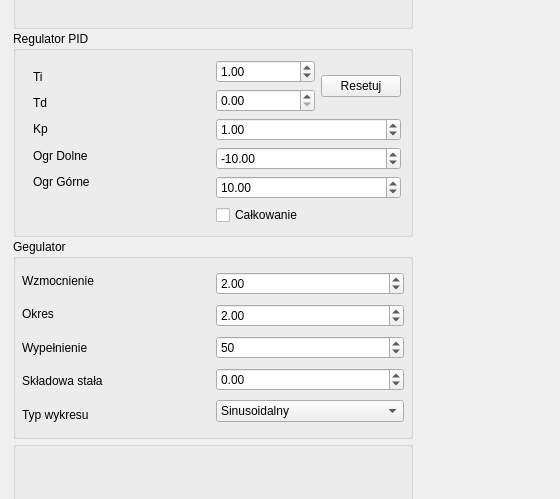
Old version of the form FRONTEND/symulatorUARpoprawka/mainwindow.ui in the repository MichalWitczakmw/PK_Symulator_UAR_poprawka; both pictures show x 0 to 560 and y 234 to 733 of the 1202 by 886 pixel window.
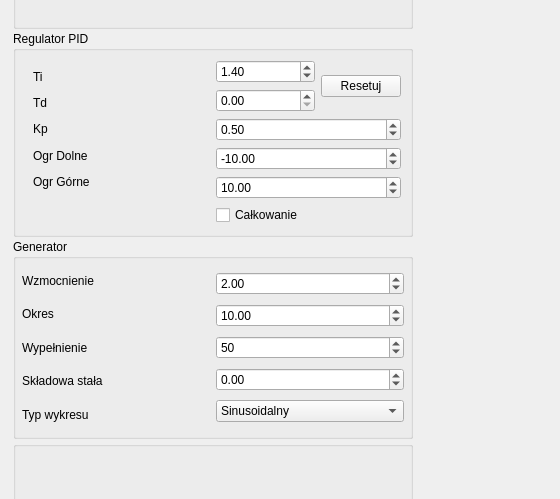
New version of the form. Custom widgets are drawn as their Qt base class.

```diff
--- a/FRONTEND/symulatorUARpoprawka/mainwindow.ui
+++ b/FRONTEND/symulatorUARpoprawka/mainwindow.ui
@@ -407,7 +407,7 @@
                       <double>0.010000000000000</double>
                      </property>
                      <property name="value">
-                      <double>1.000000000000000</double>
+                      <double>1.400000000000000</double>
                      </property>
                     </widget>
                    </item>
@@ -462,7 +462,7 @@
                   <double>0.010000000000000</double>
                  </property>
                  <property name="value">
-                  <double>1.000000000000000</double>
+                  <double>0.500000000000000</double>
                  </property>
                 </widget>
                </item>
@@ -545,7 +545,7 @@
            </size>
           </property>
           <property name="title">
-           <string>Gegulator</string>
+           <string>Generator</string>
           </property>
           <layout class="QHBoxLayout" name="horizontalLayout_6">
            <property name="spacing">
@@ -703,7 +703,7 @@
                   <double>0.010000000000000</double>
                  </property>
                  <property name="value">
-                  <double>2.000000000000000</double>
+                  <double>10.000000000000000</double>
                  </property>
                 </widget>
                </item>
```
